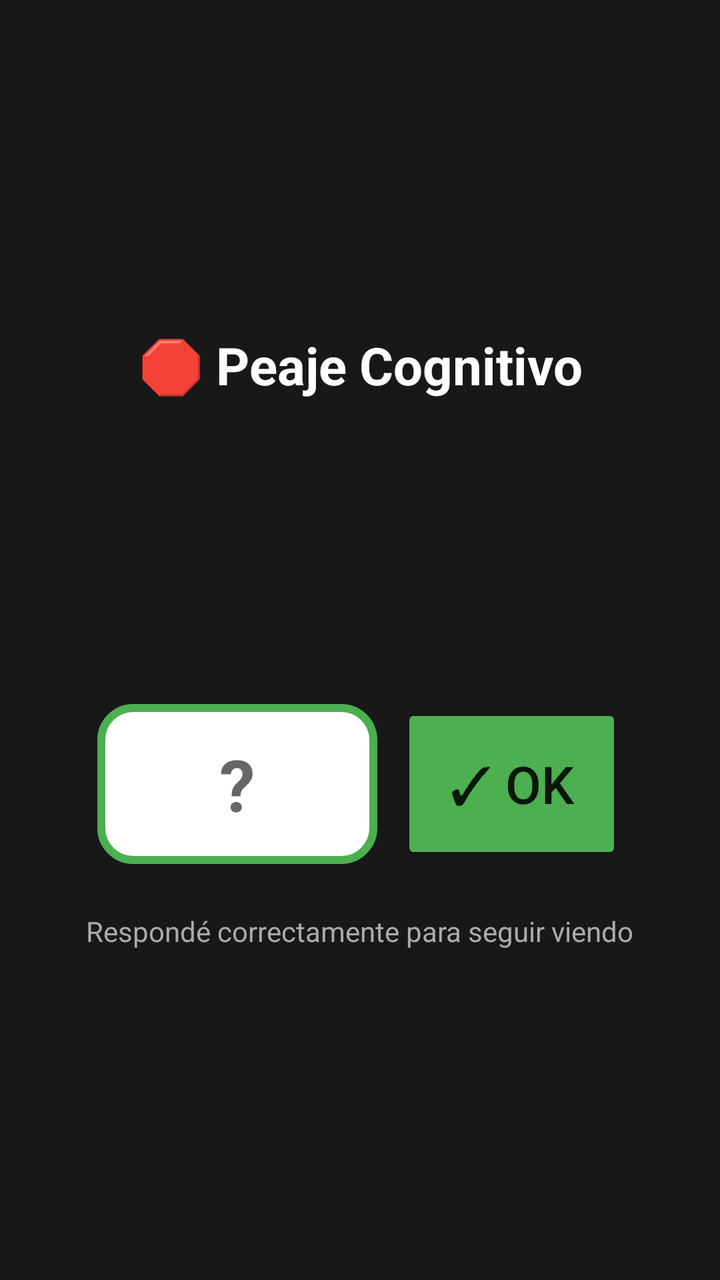
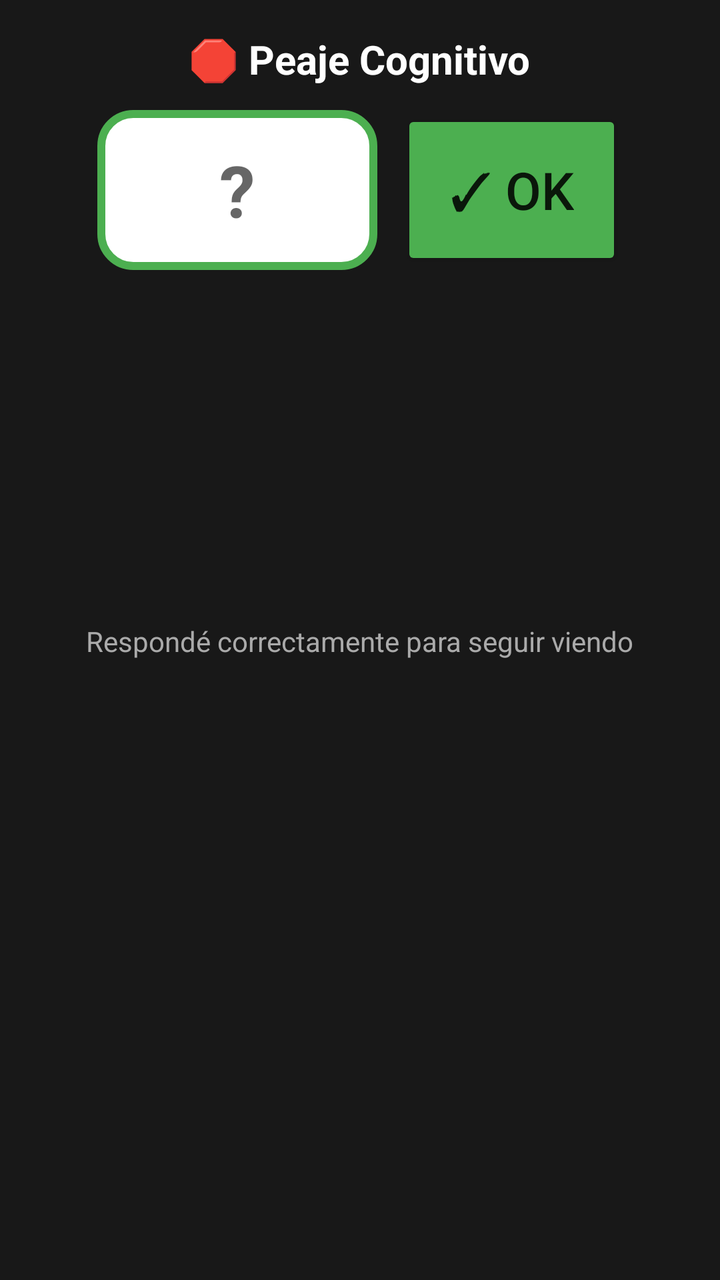

The first picture is an Android layout as it rendered before a commit; the second is the same layout after the commit. The layout source and the unified diff follow.
<!-- AndroidManifest.xml: application theme Theme.AppCompat.Light.DarkActionBar -->
<!-- res/layout/overlay_exercise.xml -->
<?xml version="1.0" encoding="utf-8"?>
<ScrollView xmlns:android="http://schemas.android.com/apk/res/android"
    android:layout_width="match_parent"
    android:layout_height="match_parent"
    android:background="#E6000000"
    android:fillViewport="true">

    <LinearLayout
        android:layout_width="match_parent"
        android:layout_height="match_parent"
        android:gravity="center"
        android:orientation="vertical"
        android:padding="24dp">

        <TextView
            android:id="@+id/tvQuestion"
            android:layout_width="wrap_content"
            android:layout_height="wrap_content"
            android:gravity="center"
            android:text="🛑 Peaje Cognitivo"
            android:textColor="#FFFFFF"
            android:textSize="26sp"
            android:textStyle="bold" />

        
        <TextView
            android:id="@+id/tvVisual"
            android:layout_width="wrap_content"
            android:layout_height="wrap_content"
            android:layout_marginTop="16dp"
            android:gravity="center"
            android:lineSpacingMultiplier="1.1"
            android:textSize="44sp" />

        
        <TextView
            android:id="@+id/tvPrompt"
            android:layout_width="wrap_content"
            android:layout_height="wrap_content"
            android:layout_marginTop="12dp"
            android:layout_marginBottom="20dp"
            android:gravity="center"
            android:textColor="#FFFFFF"
            android:textSize="34sp"
            android:textStyle="bold" />

        
        <LinearLayout
            android:id="@+id/llNumeric"
            android:layout_width="match_parent"
            android:layout_height="wrap_content"
            android:gravity="center"
            android:orientation="horizontal">

            <EditText
                android:id="@+id/etAnswer"
                android:layout_width="140dp"
                android:layout_height="80dp"
                android:background="@drawable/bg_answer"
                android:hint="?"
                android:imeOptions="actionDone"
                android:inputType="number"
                android:textAlignment="center"
                android:textColor="#333"
                android:textSize="36sp"
                android:textStyle="bold" />

            <Button
                android:id="@+id/btnSubmit"
                android:layout_width="wrap_content"
                android:layout_height="80dp"
                android:layout_marginStart="12dp"
                android:backgroundTint="#4CAF50"
                android:paddingStart="24dp"
                android:paddingEnd="24dp"
                android:text="✓ OK"
                android:textSize="26sp" />
        </LinearLayout>

        
        <LinearLayout
            android:id="@+id/llOptions"
            android:layout_width="match_parent"
            android:layout_height="wrap_content"
            android:orientation="vertical"
            android:visibility="gone">

            <Button
                android:id="@+id/btnOpt1"
                android:layout_width="match_parent"
                android:layout_height="wrap_content"
                android:backgroundTint="#3F51B5"
                android:padding="16dp"
                android:textColor="#FFFFFF"
                android:textSize="26sp" />

            <Button
                android:id="@+id/btnOpt2"
                android:layout_width="match_parent"
                android:layout_height="wrap_content"
                android:layout_marginTop="12dp"
                android:backgroundTint="#3F51B5"
                android:padding="16dp"
                android:textColor="#FFFFFF"
                android:textSize="26sp" />

            <Button
                android:id="@+id/btnOpt3"
                android:layout_width="match_parent"
                android:layout_height="wrap_content"
                android:layout_marginTop="12dp"
                android:backgroundTint="#3F51B5"
                android:padding="16dp"
                android:textColor="#FFFFFF"
                android:textSize="26sp" />
        </LinearLayout>

        <TextView
            android:layout_width="wrap_content"
            android:layout_height="wrap_content"
            android:layout_marginTop="24dp"
            android:gravity="center"
            android:text="Respondé correctamente para seguir viendo"
            android:textColor="#AAAAAA"
            android:textSize="14sp" />

    </LinearLayout>
</ScrollView>
<!-- resources referenced by this layout -->
<resources>
  <!-- drawable bg_answer (drawable) -->
  <?xml version="1.0" encoding="utf-8"?>
  <shape xmlns:android="http://schemas.android.com/apk/res/android"
      android:shape="rectangle">
      <solid android:color="#FFFFFF" />
      <corners android:radius="16dp" />
      <stroke android:width="4dp" android:color="#4CAF50" />
  </shape>
</resources>

<!-- the commit's change to res/layout/overlay_exercise.xml (unified diff, before → after) -->
@@ -8,9 +8,9 @@
     <LinearLayout
         android:layout_width="match_parent"
         android:layout_height="match_parent"
-        android:gravity="center"
+        android:gravity="top|center_horizontal"
         android:orientation="vertical"
-        android:padding="24dp">
+        android:padding="16dp">
 
         <TextView
             android:id="@+id/tvQuestion"
@@ -19,29 +19,7 @@
             android:gravity="center"
             android:text="🛑 Peaje Cognitivo"
             android:textColor="#FFFFFF"
-            android:textSize="26sp"
-            android:textStyle="bold" />
-
-        
-        <TextView
-            android:id="@+id/tvVisual"
-            android:layout_width="wrap_content"
-            android:layout_height="wrap_content"
-            android:layout_marginTop="16dp"
-            android:gravity="center"
-            android:lineSpacingMultiplier="1.1"
-            android:textSize="44sp" />
-
-        
-        <TextView
-            android:id="@+id/tvPrompt"
-            android:layout_width="wrap_content"
-            android:layout_height="wrap_content"
-            android:layout_marginTop="12dp"
-            android:layout_marginBottom="20dp"
-            android:gravity="center"
-            android:textColor="#FFFFFF"
-            android:textSize="34sp"
+            android:textSize="20sp"
             android:textStyle="bold" />
 
         
@@ -49,6 +27,7 @@
             android:id="@+id/llNumeric"
             android:layout_width="match_parent"
             android:layout_height="wrap_content"
+            android:layout_marginTop="12dp"
             android:gravity="center"
             android:orientation="horizontal">
 
@@ -76,6 +55,28 @@
                 android:text="✓ OK"
                 android:textSize="26sp" />
         </LinearLayout>
+
+        
+        <TextView
+            android:id="@+id/tvVisual"
+            android:layout_width="wrap_content"
+            android:layout_height="wrap_content"
+            android:layout_marginTop="16dp"
+            android:gravity="center"
+            android:lineSpacingMultiplier="1.1"
+            android:textSize="44sp" />
+
+        
+        <TextView
+            android:id="@+id/tvPrompt"
+            android:layout_width="wrap_content"
+            android:layout_height="wrap_content"
+            android:layout_marginTop="12dp"
+            android:layout_marginBottom="20dp"
+            android:gravity="center"
+            android:textColor="#FFFFFF"
+            android:textSize="34sp"
+            android:textStyle="bold" />
 
         
         <LinearLayout
